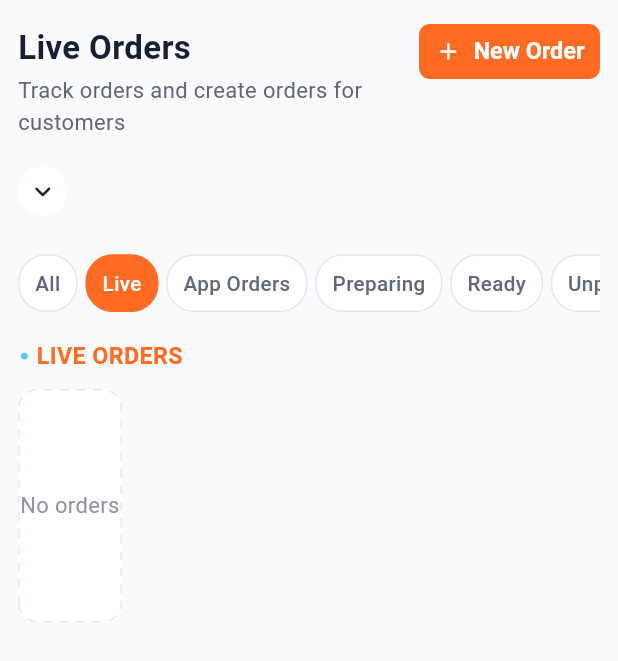
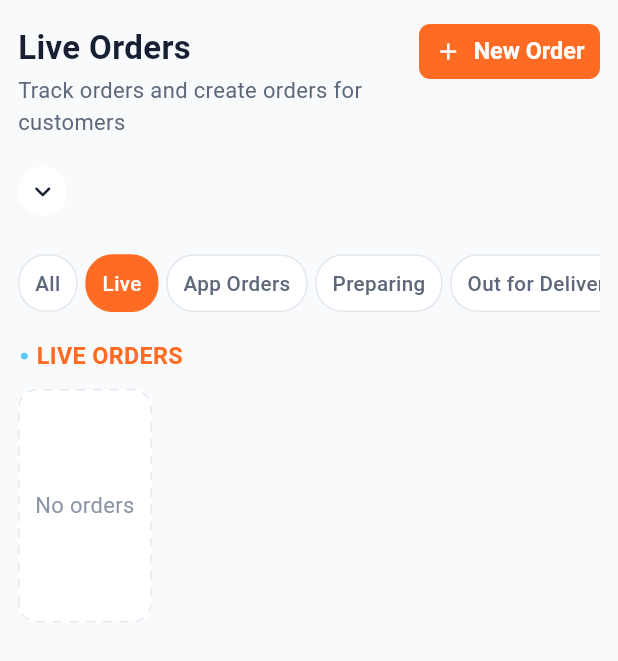
Before and after one commit to shubhnesh/RDX-Admin-Panel, a Flutter app: the LiveOrdersScreen screen opened directly, after a tap on the "keyboard arrow up" icon, after a tap on "Live", on a phone screen of 412 x 824 dp. Shown: the top 661 px of the screen. Run offline on Flutter 3.47's test engine with Material 3 defaults, Android fonts, the phone set to English and light mode, and no system bars; our stand-ins replace cloud_firestore, file_picker, firebase_auth, firebase_core, fl_chart, flutter_riverpod and 1 more; accounts and stored records are empty.

Commit message:
live orderfix

```diff
--- a/lib/screens/order/live_orders_screen.dart
+++ b/lib/screens/order/live_orders_screen.dart
@@ -86,8 +86,8 @@ class _LiveOrdersScreenState extends ConsumerState<LiveOrdersScreen> {
         'Live',
         'App Orders',
         'Preparing',
-        'Ready',
-        'Unpaid',
+        'Out for Delivery',
+        'Pending Payment',
         'Delivered',
       ];
 
@@ -99,24 +99,24 @@ class _LiveOrdersScreenState extends ConsumerState<LiveOrdersScreen> {
     });
   }
 
-  /// Unpaid orders after kitchen flow (status == delivered).
-  /// Shown under PENDING PAYMENT until settled; then they move to DELIVERED.
+  /// Unpaid orders for the Pending Payment filter + stat (not an All-board column).
   List<OrderModel> _getPendingPaymentOrders(
     LiveOrdersProvider provider,
   ) {
     final seenIds = <String>{};
+    final result = <OrderModel>[];
 
-    return provider.delivered.where((order) {
-      if (order.paymentStatus == PaymentStatus.paid) {
-        return false;
+    void addAll(Iterable<OrderModel> list) {
+      for (final order in list) {
+        if (order.paymentStatus == PaymentStatus.paid) continue;
+        if (!seenIds.add(order.id)) continue;
+        result.add(order);
       }
+    }
 
-      if (!seenIds.add(order.id)) {
-        return false;
-      }
-
-      return true;
-    }).toList();
+    addAll(provider.ready);
+    addAll(provider.delivered);
+    return result;
   }
 
   void _openPayment(OrderModel order) {
@@ -356,16 +356,16 @@ class _LiveOrdersScreenState extends ConsumerState<LiveOrdersScreen> {
               minHeight: isNarrow ? context.h(62) : context.h(72),
             ),
             StatCard(
-              label: 'Ready',
+              label: 'Out for Delivery',
               value: '${provider.ready.length}',
-              icon: Icons.check_rounded, // or Icons.check
+              icon: Icons.delivery_dining_outlined,
               accentColor: const Color(0xFF20B47A),
               minHeight: isNarrow ? context.h(62) : context.h(72),
             ),
             StatCard(
               label: 'Pending Payment',
               value: '$pendingPaymentCount',
-              icon: Icons.payments_outlined, // cash / payments style
+              icon: Icons.payments_outlined,
               accentColor: const Color(0xFFE9A719),
               minHeight: isNarrow ? context.h(62) : context.h(72),
             ),
@@ -420,10 +420,10 @@ class _LiveOrdersScreenState extends ConsumerState<LiveOrdersScreen> {
   // fill the row when fewer sections are shown.
   // ---------------------------------------------------------------------------
 
-  // All-board columns: Live / App / Preparing / Ready / Pending Payment.
-  // Delivered is NOT on the All board — only via the "Delivered" filter chip.
-  static const int _kTotalColumns = 5;
-  static const int _kVisibleColumns = 5;
+  // All-board columns: Live / App / Preparing / Out for Delivery.
+  // Pending Payment = filter + stat only. Delivered filter has Served + Delivered.
+  static const int _kTotalColumns = 4;
+  static const int _kVisibleColumns = 4;
 
   Widget _buildColumnsBoard(
     List<_SectionData> sections, {
@@ -431,14 +431,21 @@ class _LiveOrdersScreenState extends ConsumerState<LiveOrdersScreen> {
     required double maxHeight,
   }) {
     final gap = context.w(16);
-    // 5 columns fill the width; the 6th is outside and scrollable into view.
+    // Always use All-board column width so filtered views (e.g. Delivered
+    // with SERVED + DELIVERED) stay the same size as the other columns
+    // instead of stretching to fill the row.
     final columnWidth =
         (maxWidth - gap * (_kVisibleColumns - 1)) / _kVisibleColumns;
 
     // Bounded height is required so each column's Expanded + ListView works
     // inside a horizontal scroll view.
-    final boardHeight =
-        maxHeight.isFinite && maxHeight > 0 ? maxHeight : context.h(520);
+    final compactEmptyDeliveredBoard = _selectedStatus == 'Delivered' &&
+        sections.every((section) => section.orders.isEmpty);
+    final boardHeight = compactEmptyDeliveredBoard
+        ? context.h(220)
+        : maxHeight.isFinite && maxHeight > 0
+            ? maxHeight
+            : context.h(520);
 
     final colors = AppColors.of(context);
 
@@ -532,12 +539,30 @@ class _LiveOrdersScreenState extends ConsumerState<LiveOrdersScreen> {
   ) {
     final sections = _buildVisibleSectionsData(provider);
 
-    // A specific status filter always yields a single section — grid layout.
+    // Specific status filters:
+    // - Single section → card grid
+    // - Multiple (e.g. Delivered → Served + Delivered) → stacked sections
     if (_selectedStatus != 'All') {
       if (sections.isEmpty) {
         return const SizedBox.shrink();
       }
-      return _buildSingleSectionGrid(sections.first);
+      if (sections.length == 1) {
+        return _buildSingleSectionGrid(sections.first);
+      }
+      // Delivered filter: SERVED + DELIVERED side-by-side (wide) or stacked.
+      return LayoutBuilder(
+        builder: (context, constraints) {
+          final isWide = constraints.maxWidth >= _kColumnsBreakpoint;
+          if (!isWide) {
+            return _buildRowsBoard(sections);
+          }
+          return _buildColumnsBoard(
+            sections,
+            maxWidth: constraints.maxWidth,
+            maxHeight: constraints.maxHeight,
+          );
+        },
+      );
     }
 
     return LayoutBuilder(
@@ -610,6 +635,9 @@ class _LiveOrdersScreenState extends ConsumerState<LiveOrdersScreen> {
                           order: order,
                           actionText: data.actionTextFor(order),
                           onAdvance: data.onAdvance,
+                          secondaryActionText:
+                              data.secondaryActionTextFor(order),
+                          onSecondaryAction: data.secondaryOnAdvanceFor(order),
                           onTap: () => _openOrderDetail(order),
                         ),
                       ),
@@ -687,6 +715,9 @@ class _LiveOrdersScreenState extends ConsumerState<LiveOrdersScreen> {
                           order: order,
                           actionText: data.actionTextFor(order),
                           onAdvance: data.onAdvance,
+                          secondaryActionText:
+                              data.secondaryActionTextFor(order),
+                          onSecondaryAction: data.secondaryOnAdvanceFor(order),
                           onTap: () => _openOrderDetail(order),
                         ),
                       );
@@ -754,6 +785,10 @@ class _LiveOrdersScreenState extends ConsumerState<LiveOrdersScreen> {
                           order: data.orders[index],
                           actionText: data.actionTextFor(data.orders[index]),
                           onAdvance: data.onAdvance,
+                          secondaryActionText:
+                              data.secondaryActionTextFor(data.orders[index]),
+                          onSecondaryAction:
+                              data.secondaryOnAdvanceFor(data.orders[index]),
                           onTap: () => _openOrderDetail(data.orders[index]),
                         ),
                       ),
@@ -809,10 +844,10 @@ class _LiveOrdersScreenState extends ConsumerState<LiveOrdersScreen> {
   // VISIBLE SECTIONS (data only — layout decides how to render them)
   // ---------------------------------------------------------------------------
   //
-  // Flow after Ready (type + payment aware):
-  //   "Out for delivery" → status = delivered
-  //   unpaid  → PENDING PAYMENT (board column on All)
-  //   paid    → DELIVERED (only when the "Delivered" chip is selected)
+  // Flow after Preparing:
+  //   Mark Ready → OUT FOR DELIVERY column (status ready)
+  //   Delivered/Served + optional Pay Now → status delivered
+  //   Delivered filter splits: SERVED (walk-in) | DELIVERED (app/delivery)
   // ---------------------------------------------------------------------------
 
   List<_SectionData> _buildVisibleSectionsData(
@@ -849,6 +884,8 @@ class _LiveOrdersScreenState extends ConsumerState<LiveOrdersScreen> {
           emptyIcon: Icons.phone_android_outlined,
           emptyText: 'No app orders',
           usePerOrderAction: true,
+          showPayNow: true,
+          onPayNow: _openPayment,
         ),
       );
     }
@@ -865,26 +902,26 @@ class _LiveOrdersScreenState extends ConsumerState<LiveOrdersScreen> {
       );
     }
 
-    // Ready: action depends on type + payment (OrderModel.boardAdvanceLabel).
-    // Delivery → "Out for delivery"; walk-in paid → "Mark Completed";
-    // walk-in unpaid → "Serve Order".
-    if (_selectedStatus == 'All' || _selectedStatus == 'Ready') {
+    // Out for Delivery column on All board (status = ready).
+    if (_selectedStatus == 'All' || _selectedStatus == 'Out for Delivery') {
       sections.add(
         _SectionData(
-          title: 'READY',
+          title: 'OUT FOR DELIVERY',
           color: const Color(0xFF20B47A),
           orders: staffOnly(provider.ready),
           actionText: null,
           onAdvance: provider.advanceStatus,
           usePerOrderAction: true,
+          showPayNow: true,
+          onPayNow: _openPayment,
+          emptyIcon: Icons.delivery_dining_outlined,
+          emptyText: 'No orders out for delivery',
         ),
       );
     }
 
-    // After Ready advance → status becomes delivered.
-    // Unpaid (pay-at-end) → stay here until Pay Now.
-    // Prepaid (already paid) skip this column; only under Delivered chip.
-    if (_selectedStatus == 'All' || _selectedStatus == 'Pending Payment') {
+    // Pending Payment = FILTER ONLY (not a column on All).
+    if (_selectedStatus == 'Pending Payment') {
       sections.add(
         _SectionData(
           title: 'PENDING PAYMENT',
@@ -898,24 +935,41 @@ class _LiveOrdersScreenState extends ConsumerState<LiveOrdersScreen> {
       );
     }
 
-    // Delivered is chip-only — not shown on the All board.
-    // Only paid + status delivered orders appear here.
+    // Delivered filter: two sections — Served (walk-in) + Delivered (app/delivery).
     if (_selectedStatus == 'Delivered') {
+      final paidDelivered = provider.delivered
+          .where((order) => order.paymentStatus == PaymentStatus.paid)
+          .toList();
+
+      // Walk-in (dine-in / takeaway) completed at the restaurant.
+      final servedOrders =
+          paidDelivered.where((order) => order.isWalkIn).toList();
+
+      // App or delivery orders completed to the customer.
+      final deliveredOrders =
+          paidDelivered.where((order) => !order.isWalkIn).toList();
+
+      sections.add(
+        _SectionData(
+          title: 'SERVED',
+          color: const Color(0xFF20B47A),
+          orders: servedOrders,
+          actionText: null,
+          onAdvance: null,
+          emptyIcon: Icons.room_service_outlined,
+          emptyText: 'No served walk-in orders',
+        ),
+      );
+
       sections.add(
         _SectionData(
           title: 'DELIVERED',
           color: const Color(0xFF20B47A),
-          orders: staffOnly(
-            provider.delivered
-                .where(
-                  (order) => order.paymentStatus == PaymentStatus.paid,
-                )
-                .toList(),
-          ),
+          orders: deliveredOrders,
           actionText: null,
           onAdvance: null,
           emptyIcon: Icons.delivery_dining_outlined,
-          emptyText: 'No delivered orders',
+          emptyText: 'No delivered app orders',
         ),
       );
     }
@@ -1000,9 +1054,9 @@ class _SectionData {
   final IconData? emptyIcon;
   final String? emptyText;
 
-  /// When true (e.g. App Orders with mixed statuses), each card uses
-  /// [OrderStatus.advanceActionLabel] instead of the section-level [actionText].
   final bool usePerOrderAction;
+  final bool showPayNow;
+  final ValueChanged<OrderModel>? onPayNow;
 
   const _SectionData({
     required this.title,
@@ -1013,14 +1067,30 @@ class _SectionData {
     this.emptyIcon,
     this.emptyText,
     this.usePerOrderAction = false,
+    this.showPayNow = false,
+    this.onPayNow,
   });
 
   String? actionTextFor(OrderModel order) {
     if (usePerOrderAction) {
-      // Type + payment aware label (delivery vs walk-in, prepaid vs unpaid).
       return order.boardAdvanceLabel;
     }
     return actionText;
+  }
+
+  String? secondaryActionTextFor(OrderModel order) {
+    if (!showPayNow) return null;
+    if (order.showBoardPayNow) return 'Pay Now';
+    if (order.status == OrderStatus.delivered &&
+        order.paymentStatus == PaymentStatus.unpaid) {
+      return 'Pay Now';
+    }
+    return null;
+  }
+
+  ValueChanged<OrderModel>? secondaryOnAdvanceFor(OrderModel order) {
+    if (secondaryActionTextFor(order) == null) return null;
+    return onPayNow;
   }
 }
 
--- a/lib/screens/order/order_details_screen.dart
+++ b/lib/screens/order/order_details_screen.dart
@@ -926,7 +926,7 @@ class _StatusRow extends StatelessWidget {
       case OrderStatus.preparing:
         return 'Preparing';
       case OrderStatus.ready:
-        return 'Ready';
+        return 'Out for delivery';
       case OrderStatus.delivered:
         return 'Delivered';
       case OrderStatus.cancelled:
@@ -948,7 +948,8 @@ class _WorkflowAction extends ConsumerWidget {
     final buttonLabel = switch (order.status) {
       OrderStatus.pending => 'Move to preparing',
       OrderStatus.preparing => 'Mark ready',
-      OrderStatus.ready => 'Mark delivered',
+      OrderStatus.ready =>
+        order.needsDelivery ? 'Mark delivered' : 'Mark served',
       OrderStatus.delivered => 'Delivered',
       OrderStatus.cancelled => 'Cancelled',
     };
```
Also changed, not shown: lib/models/order_model.dart (+12 -11 lines), lib/screens/order/widgets/live_order_card.dart (+57 -27 lines), 1 other file.
